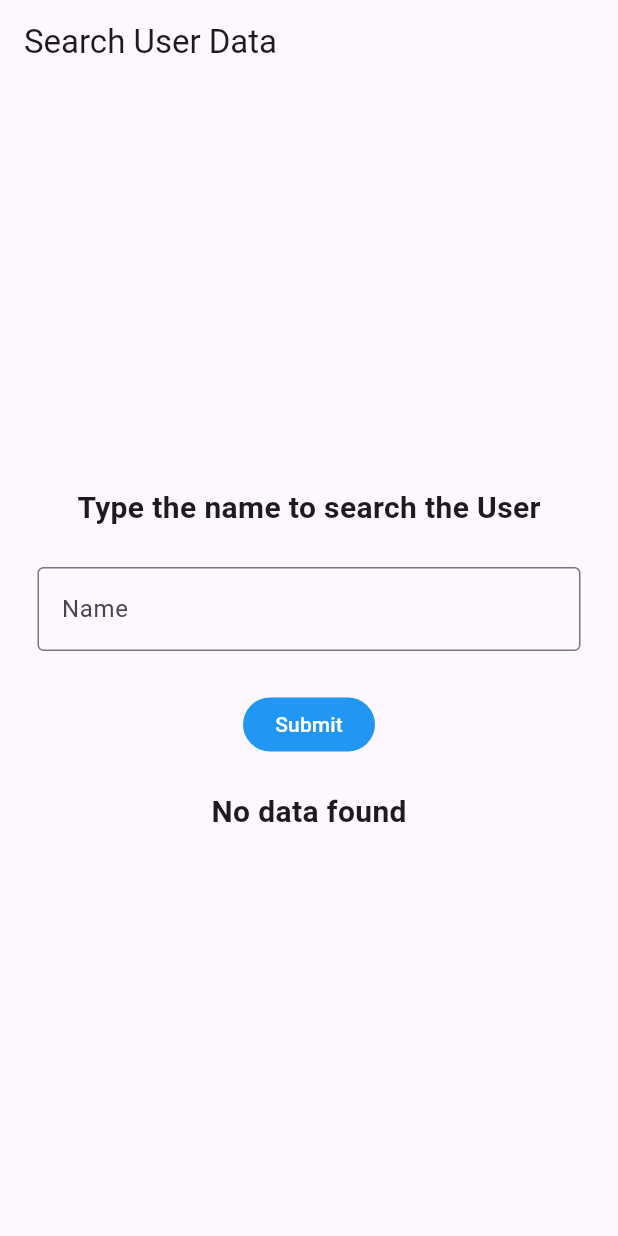
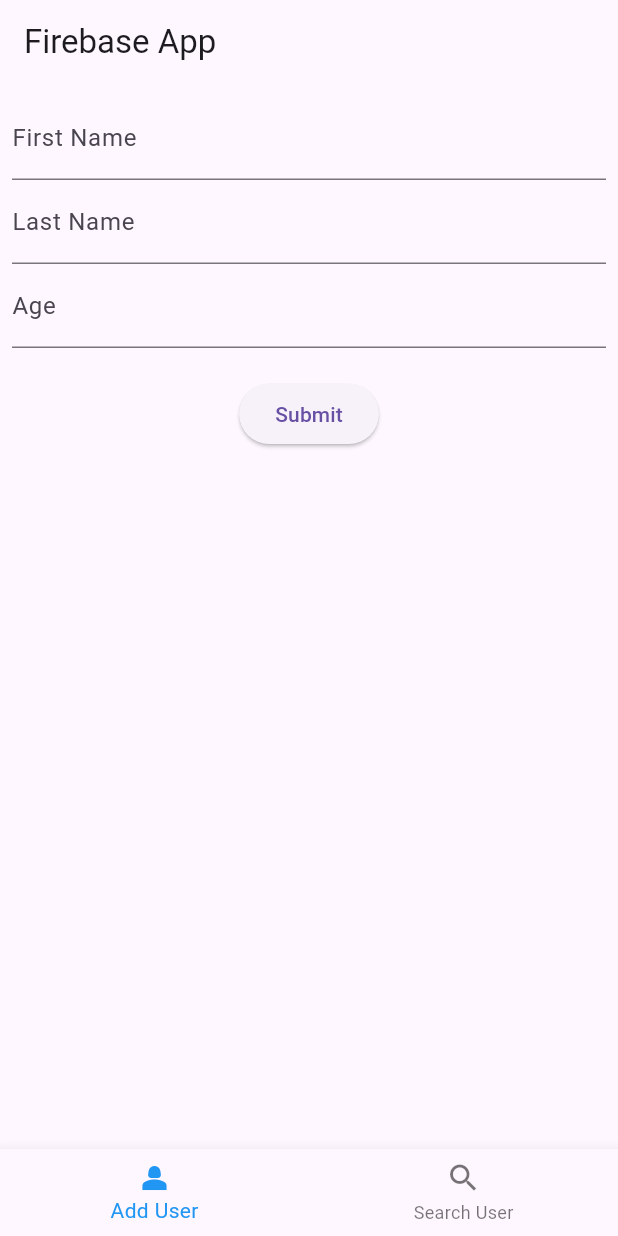
Before and after one commit to fisforfaheem/firebase_flutter_crud, a Flutter app: the screen it shows after launch, on a phone screen of 412 x 824 dp. Run offline on Flutter 3.47's test engine with Material 3 defaults, Android fonts, the phone set to English and light mode, and no system bars; our stand-ins replace cloud_firestore, firebase_core, fluttertoast; accounts and stored records are empty.

Commit message:
chore: fixes and improvements

```diff
--- a/lib/page.dart
+++ b/lib/add_user.dart
@@ -5,14 +5,14 @@ import 'package:firebase_flutter_crud/user_model.dart';
 import 'package:flutter/material.dart';
 import 'package:fluttertoast/fluttertoast.dart';
 
-class Home extends StatefulWidget {
-  const Home({super.key});
+class AddUser extends StatefulWidget {
+  const AddUser({super.key});
 
   @override
-  State<Home> createState() => _HomeState();
+  State<AddUser> createState() => _AddUserState();
 }
 
-class _HomeState extends State<Home> {
+class _AddUserState extends State<AddUser> {
 //init
   @override
   void initState() {
@@ -44,10 +44,10 @@ class _HomeState extends State<Home> {
 
     await DatabaseMethods.addUserDetails(userDetails.toMap()).then(
         (value) => Fluttertoast.showToast(msg: 'Data uploaded successfully'));
+    //clearing the text fields
     _firstNameController.clear();
     _lastNameController.clear();
     _ageController.clear();
-    dispose();
   }
 
   @override
@@ -84,6 +84,7 @@ class _HomeState extends State<Home> {
               ),
               ElevatedButton(
                 onPressed: () {
+                  FocusScope.of(context).unfocus();
                   uploadData();
                 },
                 child: const Text('Submit'),
--- /dev/null
+++ b/lib/bottom_navigation.dart
@@ -0,0 +1,49 @@
+import 'package:firebase_flutter_crud/add_user.dart';
+import 'package:firebase_flutter_crud/read_data_display.dart';
+import 'package:flutter/material.dart';
+
+class BottomBar extends StatefulWidget {
+  const BottomBar({Key? key}) : super(key: key);
+
+  @override
+  BottomBarState createState() => BottomBarState();
+}
+
+class BottomBarState extends State<BottomBar> {
+  int _selectedIndex = 0;
+  static const List<Widget> _widgetOptions = <Widget>[
+    AddUser(),
+    ReadAndDisplayUserData(),
+  ];
+
+  void _onItemTapped(int index) {
+    setState(() {
+      _selectedIndex = index;
+    });
+  }
+
+  @override
+  Widget build(BuildContext context) {
+    return Scaffold(
+      body: IndexedStack(
+        index: _selectedIndex,
+        children: _widgetOptions,
+      ),
+      bottomNavigationBar: BottomNavigationBar(
+        items: const <BottomNavigationBarItem>[
+          BottomNavigationBarItem(
+            icon: Icon(Icons.person_2),
+            label: 'Add User',
+          ),
+          BottomNavigationBarItem(
+            icon: Icon(Icons.search),
+            label: 'Search User',
+          ),
+        ],
+        currentIndex: _selectedIndex,
+        selectedItemColor: Colors.blue,
+        onTap: _onItemTapped,
+      ),
+    );
+  }
+}
--- a/lib/main.dart
+++ b/lib/main.dart
@@ -1,5 +1,5 @@
 import 'package:firebase_core/firebase_core.dart';
-import 'package:firebase_flutter_crud/read_data_display.dart';
+import 'package:firebase_flutter_crud/bottom_navigation.dart';
 import 'package:flutter/material.dart';
 
 import 'firebase_options.dart';
@@ -19,7 +19,7 @@ class MainApp extends StatelessWidget {
   @override
   Widget build(BuildContext context) {
     return const MaterialApp(
-      home: ReadAndDisplayUserData(),
+      home: BottomBar(),
     );
   }
 }
```
